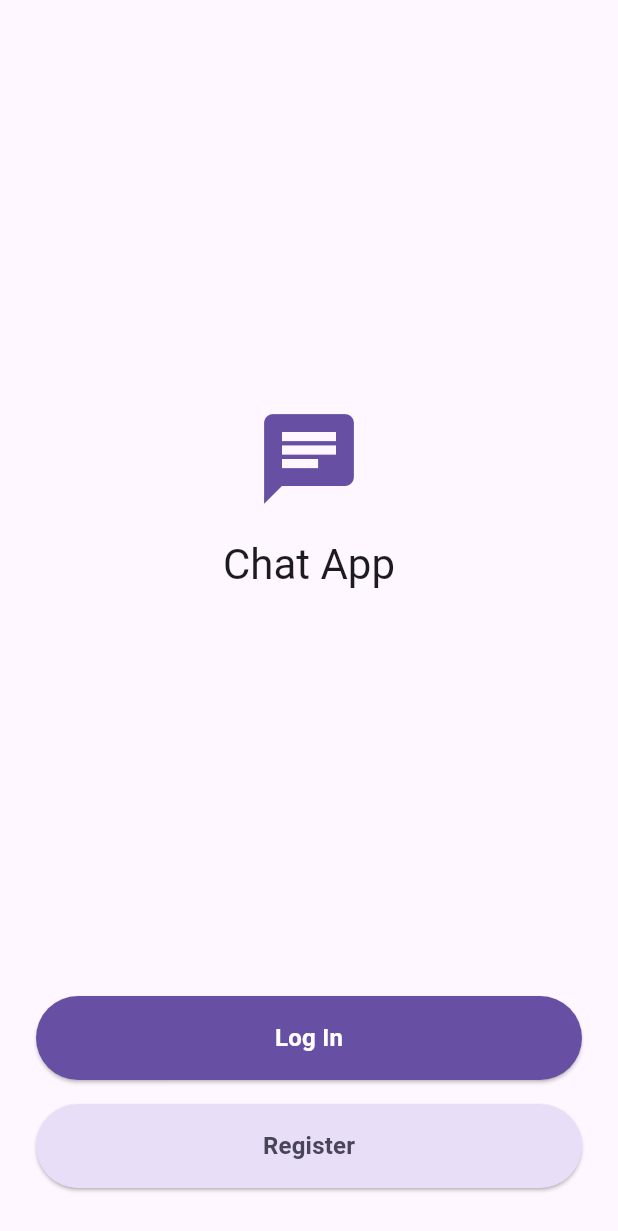
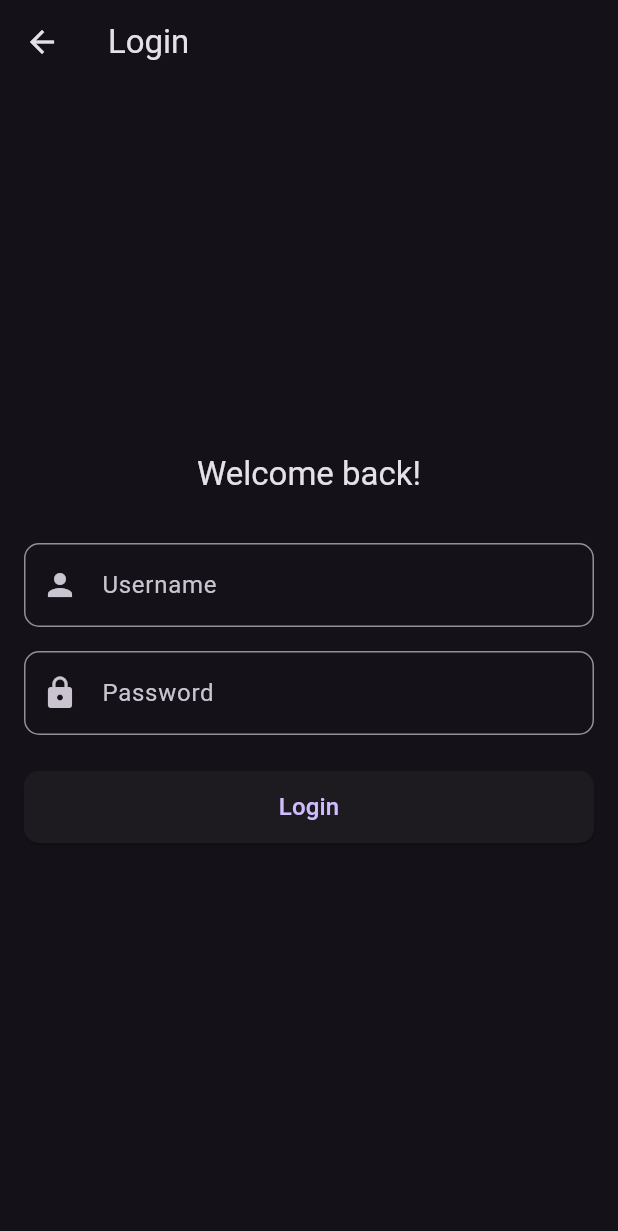
Before and after one commit to kywsta/flutter_chat_app, a Flutter app: the screen it shows after launch, after a tap on "Log In", on a phone screen of 412 x 824 dp. Shown: the top 1231 px of the screen. Run offline on Flutter 3.47's test engine with Material 3 defaults, Android fonts, the phone set to English and light mode, and no system bars; our stand-ins replace flutter_bloc, go_router.

Commit message:
Implement app router, login page, and home page and routing between them.

```diff
--- a/lib/app.dart
+++ b/lib/app.dart
@@ -1,6 +1,6 @@
 import 'package:flutter/material.dart';
 import 'package:flutter_bloc/flutter_bloc.dart';
-import 'package:flutter_chat_app/features/home/presentation/landing_page.dart';
+import 'package:flutter_chat_app/core/navigation/app_router.dart';
 import 'package:flutter_chat_app/shared/theme/app_theme_cubit.dart';
 
 class App extends StatelessWidget {
@@ -14,9 +14,10 @@ class App extends StatelessWidget {
       ],
       child: Builder(
         builder: (context) {
-          return MaterialApp(
+          return MaterialApp.router(
+            routerConfig: AppRouter().router,
+            debugShowCheckedModeBanner: false,
             theme: context.watch<AppThemeCubit>().state,
-            home: const LandingPage(),
           );
         },
       ),
--- /dev/null
+++ b/lib/core/navigation/app_router.dart
@@ -0,0 +1,27 @@
+import 'package:flutter/widgets.dart';
+import 'package:flutter_chat_app/features/auth/routes.dart';
+import 'package:flutter_chat_app/features/home/routes.dart';
+import 'package:go_router/go_router.dart';
+
+class AppNavigatorKey {
+  static final GlobalKey<NavigatorState> navigatorKey =
+      GlobalKey<NavigatorState>();
+
+  static BuildContext get context => navigatorKey.currentContext!;
+}
+
+class AppRouter {
+  static final AppRouter _instance = AppRouter._();
+
+  AppRouter._();
+
+  factory AppRouter() => _instance;
+
+  final router = GoRouter(
+    navigatorKey: AppNavigatorKey.navigatorKey,
+    routes: [
+      ...HomeRoutes.routes,
+      ...AuthRoutes.routes,
+    ],
+  );
+}
--- /dev/null
+++ b/lib/features/auth/presentation/login_page.dart
@@ -0,0 +1,132 @@
+import 'package:flutter/material.dart';
+import 'package:flutter_chat_app/core/navigation/app_router.dart';
+import 'package:flutter_chat_app/features/home/routes.dart';
+
+class LoginPage extends StatefulWidget {
+  const LoginPage({super.key});
+
+  @override
+  State<LoginPage> createState() => _LoginPageState();
+}
+
+class _LoginPageState extends State<LoginPage> {
+  final _formKey = GlobalKey<FormState>();
+  final _usernameController = TextEditingController();
+  final _passwordController = TextEditingController();
+
+  @override
+  void dispose() {
+    _usernameController.dispose();
+    _passwordController.dispose();
+    super.dispose();
+  }
+
+  @override
+  Widget build(BuildContext context) {
+    return Scaffold(
+      appBar: _buildAppBar(),
+      body: Padding(
+        padding: const EdgeInsets.all(16.0),
+        child: _buildLoginForm(),
+      ),
+    );
+  }
+
+  AppBar _buildAppBar() {
+    return AppBar(
+      leading: const BackButton(),
+      title: const Text('Login'),
+    );
+  }
+
+  Widget _buildLoginForm() {
+    return Form(
+      key: _formKey,
+      child: Column(
+        mainAxisAlignment: MainAxisAlignment.center,
+        children: [
+          _buildWelcomeMessage(),
+          const SizedBox(height: 32),
+          _buildInputFields(),
+          const SizedBox(height: 24),
+          _buildLoginButton(),
+          const SizedBox(height: 16),
+        ],
+      ),
+    );
+  }
+
+  Widget _buildWelcomeMessage() {
+    return Text(
+      "Welcome back!",
+      style: Theme.of(context).textTheme.titleLarge,
+      textAlign: TextAlign.center,
+    );
+  }
+
+  Widget _buildInputFields() {
+    return Column(
+      children: [
+        _buildUserNameInput(),
+        const SizedBox(height: 16),
+        _buildPasswordInput()
+      ],
+    );
+  }
+
+  Widget _buildUserNameInput() {
+    return TextFormField(
+      controller: _usernameController,
+      decoration: const InputDecoration(
+        labelText: 'Username',
+        prefixIcon: Icon(Icons.person),
+      ),
+      validator: (value) {
+        if (value == null || value.isEmpty) {
+          return 'Please enter your username';
+        }
+        return null;
+      },
+    );
+  }
+
+  Widget _buildPasswordInput() {
+    return TextFormField(
+      controller: _passwordController,
+      decoration: const InputDecoration(
+        labelText: 'Password',
+        prefixIcon: Icon(Icons.lock),
+      ),
+      obscureText: true,
+      validator: (value) {
+        if (value == null || value.isEmpty) {
+          return 'Please enter your password';
+        }
+        return null;
+      },
+      onFieldSubmitted: (_) => _login(),
+    );
+  }
+
+  Widget _buildLoginButton() {
+    return SizedBox(
+      width: double.infinity,
+      height: 48,
+      child: ElevatedButton(
+        onPressed: _login,
+        child: const Text(
+          'Login',
+          style: TextStyle(fontSize: 16),
+        ),
+      ),
+    );
+  }
+
+  void _login() {
+    if (!_formKey.currentState!.validate()) {
+      return;
+    }
+
+    AppRouter().navigateToChats();
+  }
+}
--- /dev/null
+++ b/lib/features/auth/routes.dart
@@ -0,0 +1,24 @@
+import 'package:flutter_chat_app/core/navigation/app_router.dart';
+import 'package:flutter_chat_app/features/auth/presentation/login_page.dart';
+import 'package:go_router/go_router.dart';
+
+class AuthRoutes {
+  static const login = '/login';
+
+  static final routes = [
+    GoRoute(
+      path: login,
+      builder: (context, state) => const LoginPage(),
+    ),
+  ];
+
+  static void navigateToLogin() {
+    AppRouter().router.go(login);
+  }
+}
+
+extension AuthRoutesExtension on AppRouter {
+  void navigateToLogin() {
+    router.go(AuthRoutes.login);
+  }
+}
--- /dev/null
+++ b/lib/features/home/presentation/home_page.dart
@@ -0,0 +1,43 @@
+import 'package:flutter/material.dart';
+import 'package:go_router/go_router.dart';
+
+class HomePage extends StatelessWidget {
+  final StatefulNavigationShell navigationShell;
+
+  const HomePage({super.key, required this.navigationShell});
+
+  @override
+  Widget build(BuildContext context) {
+    return Scaffold(
+      body: navigationShell,
+      bottomNavigationBar: _buildNavigationBar(),
+    );
+  }
+
+  Widget _buildNavigationBar() {
+    return BottomNavigationBar(
+      items: const [
+        BottomNavigationBarItem(icon: Icon(Icons.chat), label: 'Chats'),
+        BottomNavigationBarItem(icon: Icon(Icons.person), label: 'Profile'),
+        BottomNavigationBarItem(icon: Icon(Icons.settings), label: 'Settings'),
+      ],
+      currentIndex: navigationShell.currentIndex,
+      onTap: (index) {
+        navigationShell.goBranch(index);
+      },
+    );
+  }
+}
+
+class ChildPage extends StatelessWidget {
+  final String pageName;
+
+  const ChildPage({super.key, required this.pageName});
+
+  @override
+  Widget build(BuildContext context) {
+    return Center(
+      child: Text(pageName),
+    );
+  }
+}
--- a/lib/features/home/presentation/landing_page.dart
+++ b/lib/features/home/presentation/landing_page.dart
@@ -1,4 +1,6 @@
 import 'package:flutter/material.dart';
+import 'package:flutter_chat_app/core/navigation/app_router.dart';
+import 'package:flutter_chat_app/features/auth/routes.dart';
 
 class LandingPage extends StatelessWidget {
   const LandingPage({super.key});
@@ -50,16 +52,13 @@ class LandingPage extends StatelessWidget {
 
   Widget _buildLoginButton(ThemeData theme) {
     return ElevatedButton(
-      onPressed: () {
-        // TODO: Navigate to login page
-      },
+      onPressed: _navigateToLogin,
       style: ElevatedButton.styleFrom(
         backgroundColor: theme.colorScheme.primary,
         foregroundColor: theme.colorScheme.onPrimary,
         textStyle: theme.textTheme.titleMedium!.copyWith(
           fontWeight: FontWeight.bold,
         ),
-        minimumSize: const Size.fromHeight(56),
       ),
       child: const Text(
         'Log In',
@@ -78,11 +77,14 @@ class LandingPage extends StatelessWidget {
         textStyle: theme.textTheme.titleMedium!.copyWith(
           fontWeight: FontWeight.bold,
         ),
-        minimumSize: const Size.fromHeight(56),
       ),
       child: const Text(
         'Register',
       ),
     );
   }
+
+  void _navigateToLogin() {
+    AppRouter().navigateToLogin();
+  }
 }
--- /dev/null
+++ b/lib/features/home/routes.dart
@@ -0,0 +1,64 @@
+import 'package:flutter/material.dart';
+import 'package:flutter_chat_app/core/navigation/app_router.dart';
+import 'package:flutter_chat_app/features/home/presentation/home_page.dart';
+import 'package:flutter_chat_app/features/home/presentation/landing_page.dart';
+import 'package:go_router/go_router.dart';
+
+final _chatsNavigatorKey = GlobalKey<NavigatorState>();
+final _profileNavigatorKey = GlobalKey<NavigatorState>();
+final _settingsNavigatorKey = GlobalKey<NavigatorState>();
+
+class HomeRoutes {
+  static const landing = '/';
+  static const chats = '/chats';
+  static const profile = '/profile';
+  static const settings = '/settings';
+
+  static final routes = [
+    GoRoute(
+      path: landing,
+      builder: (context, state) => const LandingPage(),
+    ),
+    StatefulShellRoute.indexedStack(
+      builder: (context, state, navigationShell) {
+        return HomePage(navigationShell: navigationShell);
+      },
+      branches: [
+        StatefulShellBranch(
+          navigatorKey: _chatsNavigatorKey,
+          routes: [
+            GoRoute(
+              path: chats,
+              builder: (context, state) => const ChildPage(pageName: 'Chats'),
+            ),
+          ],
+        ),
+        StatefulShellBranch(
+          navigatorKey: _profileNavigatorKey,
+          routes: [
+            GoRoute(
+              path: profile,
+              builder: (context, state) => const ChildPage(pageName: 'Profile'),
+            ),
+          ],
+        ),
+        StatefulShellBranch(
+          navigatorKey: _settingsNavigatorKey,
+          routes: [
+            GoRoute(
+              path: settings,
+              builder: (context, state) =>
+                  const ChildPage(pageName: 'Settings'),
+            ),
+          ],
+        )
+      ],
+    )
+  ];
+}
+
+extension HomeRoutesExtension on AppRouter {
+  void navigateToChats() {
+    router.go(HomeRoutes.chats);
+  }
+}
--- a/lib/shared/theme/app_theme.dart
+++ b/lib/shared/theme/app_theme.dart
@@ -1,4 +1,8 @@
 import 'package:flutter/material.dart';
+
+final _borderRadius = BorderRadius.circular(10);
+
+const _buttonHeight = 56.0;
 
 class AppTheme {
   static ThemeData lightTheme = _buildLightTheme();
@@ -6,10 +10,28 @@ class AppTheme {
   static ThemeData darkTheme = _buildDarkTheme();
 
   static ThemeData _buildLightTheme() {
-    return ThemeData.light(useMaterial3: true);
+    return _buildTheme(ThemeData.light(useMaterial3: true));
   }
 
   static ThemeData _buildDarkTheme() {
-    return ThemeData.dark(useMaterial3: true);
+    return _buildTheme(ThemeData.dark(useMaterial3: true));
+  }
+
+  static ThemeData _buildTheme(ThemeData base) {
+    return base.copyWith(
+      inputDecorationTheme: InputDecorationTheme(
+        border: OutlineInputBorder(
+          borderRadius: _borderRadius,
+        ),
+      ),
+      elevatedButtonTheme: ElevatedButtonThemeData(
+        style: ElevatedButton.styleFrom(
+          shape: RoundedRectangleBorder(
+            borderRadius: _borderRadius,
+          ),
+          minimumSize: const Size(double.infinity, _buttonHeight),
+        ),
+      ),
+    );
   }
 }
--- a/lib/shared/theme/app_theme_cubit.dart
+++ b/lib/shared/theme/app_theme_cubit.dart
@@ -3,7 +3,7 @@ import 'package:flutter_bloc/flutter_bloc.dart';
 import 'package:flutter_chat_app/shared/theme/app_theme.dart';
 
 class AppThemeCubit extends Cubit<ThemeData> {
-  AppThemeCubit() : super(AppTheme.lightTheme);
+  AppThemeCubit() : super(AppTheme.darkTheme);
 
   void toggleTheme() {
     emit(state == AppTheme.lightTheme
```
Also changed, not shown: 5 other files.
